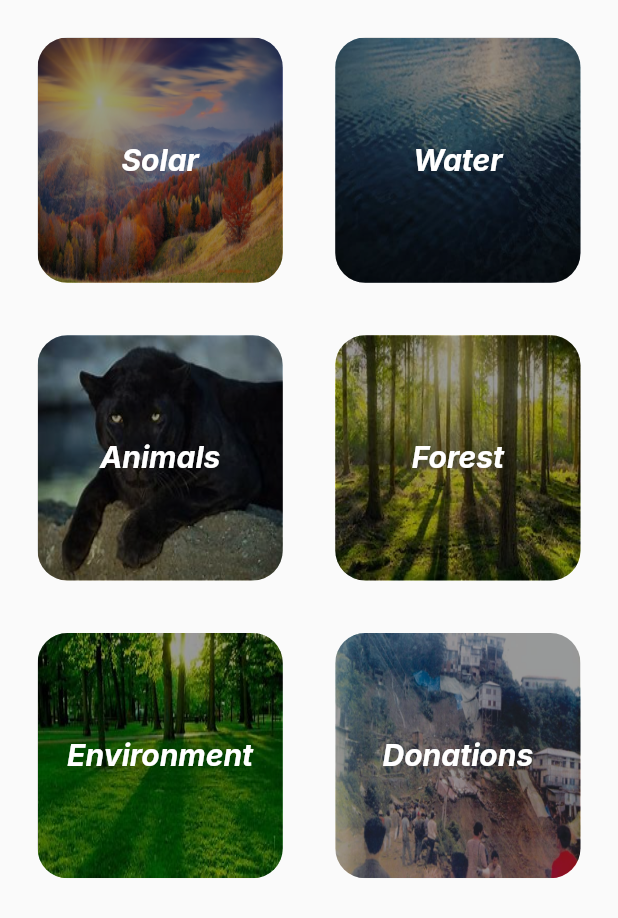
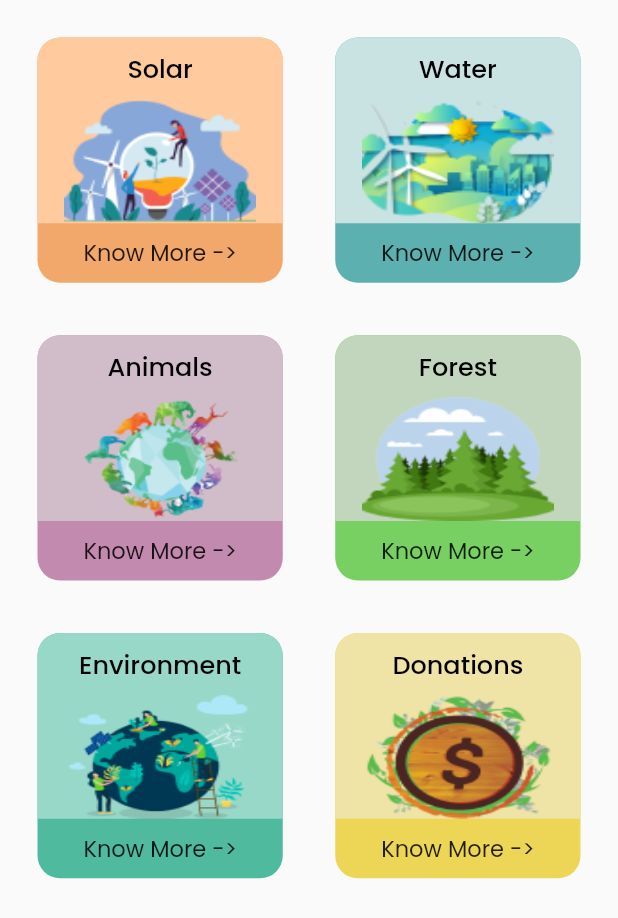
Before and after one commit to Sparsh-R17/Climate-Fintech-App, a Flutter app: the PageGrid widget shown alone on an empty page, opened directly, on a phone screen of 412 x 824 dp. Shown: the top 918 px of the screen. Run offline on Flutter 3.47's test engine with Material 2 defaults, Android fonts, the phone set to English and light mode, and no system bars; our stand-ins replace carousel_slider, firebase_auth, firebase_core, flutter_svg, google_fonts, syncfusion_flutter_charts; accounts and stored records are empty; network calls fail.

Commit message:
modified grid view

```diff
--- a/lib/config/causes_list.dart
+++ b/lib/config/causes_list.dart
@@ -1,33 +1,44 @@
+import 'package:flutter/material.dart';
+
 import '../models/causes.dart';
+import 'package:flutter/cupertino.dart';
 
 List<Causes> causesList = [
   Causes(
       id: '1',
       title: 'Solar',
       img: 'assets/images/png/solar_image.png',
-  ),
+      backColor: const Color.fromARGB(255, 255, 202, 158),
+      frontColor: const Color.fromARGB(255, 241, 168, 106)),
   Causes(
       id: '2',
       title: 'Water',
       img: 'assets/images/png/water_image.png',
-  ),
+      backColor: const Color.fromARGB(255, 201, 227, 227),
+      frontColor: const Color.fromARGB(255, 93, 176, 176)),
   Causes(
       id: '3',
       title: 'Animals',
-    img: 'assets/images/png/animal_image.png',
-  ),
+      img: 'assets/images/png/animals_image.png',
+      backColor: const Color.fromARGB(255, 209, 188, 202),
+      frontColor: const Color.fromARGB(255, 195, 138, 176)),
   Causes(
     id: '4',
     title: 'Forest',
     img: 'assets/images/png/forest_image.png',
+    backColor: const Color.fromARGB(255, 194, 214, 189),
+    frontColor: const Color.fromARGB(255, 119, 208, 97),
   ),
   Causes(
       id: '5',
       title: 'Environment',
-      img: 'assets/images/png/environment_picture.png'),
+      img: 'assets/images/png/environment_image.png',
+      backColor: const Color.fromARGB(255, 152, 216, 200),
+      frontColor: const Color.fromARGB(255, 80, 186, 159)),
   Causes(
       id: '6',
       title: 'Donations',
-    img: 'assets/images/png/landslide_image.jpg',
-  ),
+      img: 'assets/images/png/donations_image.png',
+      backColor: const Color.fromARGB(255, 239, 227, 166),
+      frontColor: const Color.fromARGB(255, 237, 214, 85)),
 ];
--- a/lib/models/causes.dart
+++ b/lib/models/causes.dart
@@ -1,11 +1,16 @@
+import 'package:flutter/material.dart';
+
 class Causes {
   final String id;
   final String title;
   final String img;
+  final Color backColor;
+  final Color frontColor;
 
-  Causes({
-    required this.id,
-    required this.title,
-    required this.img,
-  });
+  Causes(
+      {required this.id,
+      required this.title,
+      required this.img,
+      required this.backColor,
+      required this.frontColor});
 }
--- a/lib/widgets/grid_list.dart
+++ b/lib/widgets/grid_list.dart
@@ -42,36 +42,102 @@ class _PageGridState extends State<PageGrid> {
               // child: GridTile(
               //   child: Image.asset('assets/images/png/animal_grid.png'),
               // ),
+              // child: Container(
+              //   color: Colors.red,
+              //   margin: const EdgeInsets.all(15),
+              //   child: ClipRRect(
+              //     borderRadius: BorderRadius.circular(20),
+              //     child: Container(
+              //       decoration: BoxDecoration(
+              //         image: DecorationImage(
+              //             image: AssetImage(
+              //               causesList[index].img,
+              //             ),
+              //             fit: BoxFit.fill),
+              //       ),
+              //       child: Container(
+              //         decoration: BoxDecoration(
+              //           color: Colors.black.withOpacity(0.40),
+              //         ),
+              //         child: Center(
+              //           child: Text(
+              //             causesList[index].title,
+              //             style: const TextStyle(
+              //               color: Colors.white,
+              //               fontStyle: FontStyle.italic,
+              //               fontWeight: FontWeight.bold,
+              //               fontSize: 20,
+              //             ),
+              //           ),
+              //         ),
+              //       ),
+              //     ),
+              //   ),
+              // ),
               child: Container(
+                height: MediaQuery.of(context).size.height * 0.16,
+                width: MediaQuery.of(context).size.width * 0.40,
                 margin: const EdgeInsets.all(15),
-                child: ClipRRect(
-                  borderRadius: BorderRadius.circular(20),
-                  child: Container(
+                decoration: BoxDecoration(
+                    borderRadius: BorderRadius.circular(15),
+                    // color: Colors.amber,
+                    color: causesList[index].frontColor),
+                child: Column(
+                    mainAxisAlignment: MainAxisAlignment.start,
+                    children: [
+                      Container(
+                        decoration: BoxDecoration(
+                            // color: Colors.red,
+                            color: causesList[index].backColor,
+                            borderRadius: const BorderRadius.only(
+                                topLeft: Radius.circular(15),
+                                topRight: Radius.circular(15))),
+                        width: double.infinity,
+                        child: Column(
+                          children: [
+                            SizedBox(
+                              height: MediaQuery.of(context).size.height * 0.01,
+                            ),
+                            Text(
+                              causesList[index].title,
+                              style: const TextStyle(
+                                  color: Colors.black,
+                                  fontSize: 17,
+                                  fontWeight: FontWeight.w500,
+                                  fontFamily: 'poppins'),
+                            ),
+                            SizedBox(
+                              height: MediaQuery.of(context).size.height * 0.01,
+                            ),
+                            Container(
+                              width: MediaQuery.of(context).size.width * 0.31,
+                              height: MediaQuery.of(context).size.height * 0.10,
                               decoration: BoxDecoration(
                                 image: DecorationImage(
-                          image: AssetImage(
-                            causesList[index].img,
-                          ),
+                                    image: AssetImage(causesList[index].img),
                                     fit: BoxFit.fill),
                               ),
-                    child: Container(
-                      decoration: BoxDecoration(
-                        color: Colors.black.withOpacity(0.40),
                             ),
-                      child: Center(
-                        child: Text(
-                          causesList[index].title,
-                          style: const TextStyle(
-                            color: Colors.white,
-                            fontStyle: FontStyle.italic,
-                            fontWeight: FontWeight.bold,
-                            fontSize: 20,
+                          ],
+                        ),
+                      ),
+                      Row(
+                          mainAxisAlignment: MainAxisAlignment.center,
+                          children: [
+                            Padding(
+                              padding: EdgeInsets.only(
+                                  top: MediaQuery.of(context).size.height *
+                                      0.01),
+                              child: const Text(
+                                'Know More ->',
+                                style: TextStyle(
+                                  fontFamily: 'poppins',
+                                  fontSize: 15,
                                 ),
                               ),
                             ),
-                    ),
-                  ),
-                ),
+                          ])
+                    ]),
               ),
             );
           },
```
Also changed, not shown: assets/images/png/animals_image.png (added), assets/images/png/donations_image.png (added), assets/images/png/environment_image.png (added), assets/images/png/forest_image.png, assets/images/png/solar_image.png, assets/images/png/water_image.png, pubspec.lock. Lines whose indentation alone changed are shown as unchanged.
